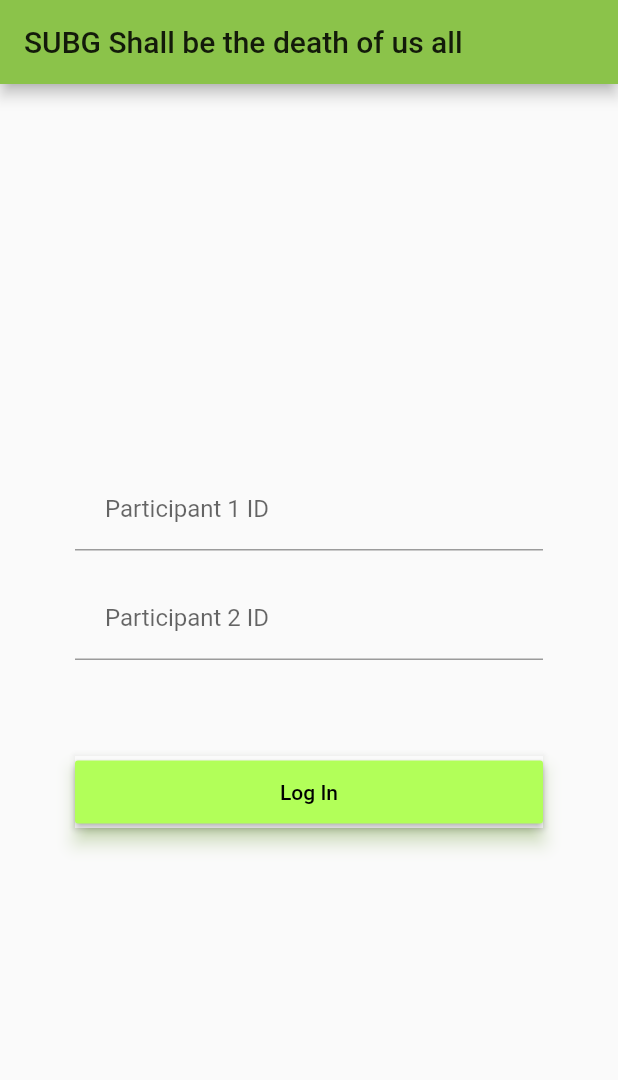
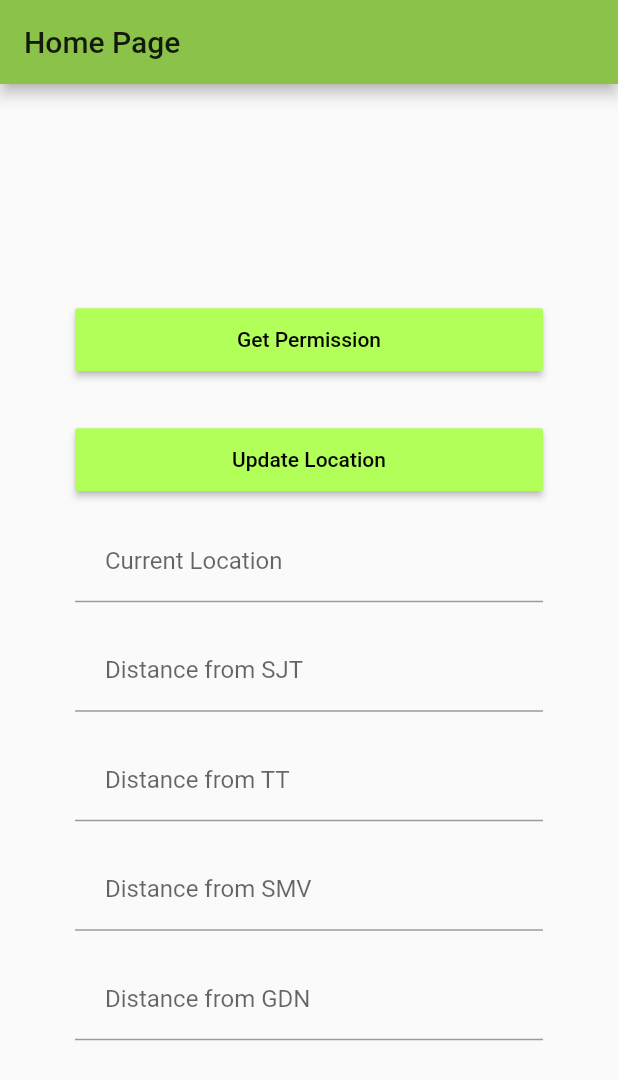
Before and after one commit to namsnath/subg_app, a Flutter app: the screen it shows after launch, after a tap on "Log In", on a phone screen of 412 x 824 dp. Shown: the top 1080 px of the screen. Run offline on Flutter 3.47's test engine with Material 2 defaults, Android fonts, the phone set to English and light mode, and no system bars; our stand-ins replace flutter_typeahead, geolocator; missing offline and left inert: simple_permissions.

Commit message:
Register Team page added. Added auto-complete for participants. Added location support and test page. Added appropriate permissions.

```diff
--- /dev/null
+++ b/lib/home-page.dart
@@ -0,0 +1,176 @@
+import 'package:flutter/material.dart';
+//import 'package:flutter_typeahead/flutter_typeahead.dart';
+import 'package:simple_permissions/simple_permissions.dart';
+import 'package:geolocator/geolocator.dart';
+
+class HomePage extends StatefulWidget {
+  static String tag = 'home-page';
+  @override
+  _HomePageState createState() => new _HomePageState();
+}
+
+class _HomePageState extends State<HomePage> {
+  Permission permission;
+  Position pos;
+  TextEditingController _c = new TextEditingController();
+  TextEditingController _sjt = new TextEditingController();
+  TextEditingController _tt = new TextEditingController();
+  TextEditingController _smv = new TextEditingController();
+  TextEditingController _gdn = new TextEditingController();
+
+  final latTT = 12.970591;
+  final lonTT = 79.159510;
+
+  final latSJT = 12.970928;
+  final lonSJT = 79.163906;
+
+  final latSMV = 12.969258;
+  final lonSMV = 79.157736;
+
+  final latGDN = 12.969871;
+  final lonGDN = 79.154794;
+
+  final radius = 50;
+
+  @override
+  onRequest(Permission permission) {
+    setState(() => this.permission = permission);
+    print(permission);
+  }
+
+  reqPermission() async {
+    bool res = await SimplePermissions.requestPermission(Permission.AccessFineLocation);
+    print("permission request result is " + res.toString());
+  }
+
+  getDistance(double lat, double lon) async {
+    //return await Geolocator().distanceBetween(p1Lat, p1Lon, p2Lat, p2Lon);
+    double sjtDist = await Geolocator().distanceBetween(lat, lon, latSJT, lonSJT);
+    double ttDist = await Geolocator().distanceBetween(lat, lon, latTT, lonTT);
+    double smvDist = await Geolocator().distanceBetween(lat, lon, latSMV, lonSMV);
+    double gdnDist = await Geolocator().distanceBetween(lat, lon, latGDN, lonGDN);
+
+    _sjt.text = sjtDist.toString();
+    _tt.text = ttDist.toString();
+    _smv.text = smvDist.toString();
+    _gdn.text = gdnDist.toString();
+  }
+
+  Widget build(BuildContext context) {
+    final btnPermission = Padding(
+        padding: EdgeInsets.symmetric(vertical: 16.0),
+        child: Material(
+          //borderRadius: BorderRadius.circular(30.0),
+          shadowColor: Colors.lightGreenAccent.shade100,
+          //elevation: 5.0,
+          child: MaterialButton(
+            minWidth: 200.0,
+            height: 42.0,
+            onPressed: () {
+              reqPermission();
+            },
+            color: Colors.lightGreenAccent,
+            child: Text('Get Permission', style: TextStyle(color: Colors.black)),
+          ),
+        )
+    );
+
+    final txtLocation = TextField(
+      controller: _c,
+        decoration: InputDecoration(
+          labelText: 'Current Location',
+          contentPadding: EdgeInsets.fromLTRB(20.0, 10.0, 20.0, 10.0),
+        )
+    );
+
+    final txtSJTDistance = TextField(
+      controller: _sjt,
+        decoration: InputDecoration(
+          labelText: 'Distance from SJT',
+          contentPadding: EdgeInsets.fromLTRB(20.0, 10.0, 20.0, 10.0),
+        )
+    );
+
+    final txtTTDistance = TextField(
+      controller: _tt,
+        decoration: InputDecoration(
+          labelText: 'Distance from TT',
+          contentPadding: EdgeInsets.fromLTRB(20.0, 10.0, 20.0, 10.0),
+        )
+    );
+
+    final txtSMVDistance = TextField(
+      controller: _smv,
+        decoration: InputDecoration(
+          labelText: 'Distance from SMV',
+          contentPadding: EdgeInsets.fromLTRB(20.0, 10.0, 20.0, 10.0),
+        )
+    );
+
+    final txtGDNDistance = TextField(
+      controller: _gdn,
+        decoration: InputDecoration(
+          labelText: 'Distance from GDN',
+          contentPadding: EdgeInsets.fromLTRB(20.0, 10.0, 20.0, 10.0),
+        )
+    );
+
+    final btnUpdate = Padding(
+        padding: EdgeInsets.symmetric(vertical: 16.0),
+        child: Material(
+          //borderRadius: BorderRadius.circular(30.0),
+          shadowColor: Colors.lightGreenAccent.shade100,
+          //elevation: 5.0,
+          child: MaterialButton(
+            minWidth: 200.0,
+            height: 42.0,
+
+            onPressed: () async {
+              GeolocationStatus geolocationStatus  = await Geolocator().checkGeolocationPermissionStatus();
+              print(geolocationStatus);
+
+              if(geolocationStatus == GeolocationStatus.granted) {
+                pos = await Geolocator().getCurrentPosition(LocationAccuracy.high);
+                _c.text = pos.toString();
+                print(pos.latitude);
+                print(pos.longitude);
+                getDistance(pos.latitude, pos.longitude);
+                //_sjt = getDistances(p1Lat, p1Lon, p2Lat, p2Lon)
+              }
+              else print("Not granted I guess.");
+
+            },
+            color: Colors.lightGreenAccent,
+            child: Text('Update Location', style: TextStyle(color: Colors.black)),
+          ),
+        )
+    );
+
+    return Scaffold(
+      appBar: AppBar(
+        title: Text('Home Page'),
+      ),
+
+      body: Center(
+          child: ListView(
+            shrinkWrap: true,
+            padding: EdgeInsets.only(left: 50.0, right: 50.0),
+            children: <Widget>[
+              btnPermission,
+              btnUpdate,
+              txtLocation,
+              SizedBox(height: 18.0),
+              txtSJTDistance,
+              SizedBox(height: 18.0),
+              txtTTDistance,
+              SizedBox(height: 18.0),
+              txtSMVDistance,
+              SizedBox(height: 18.0),
+              txtGDNDistance,
+            ],
+          ),
+      ),
+
+    );
+  }
+}
--- a/lib/login_page.dart
+++ /dev/null
@@ -1,70 +0,0 @@
-import 'package:flutter/material.dart';
-
-class LoginPage extends StatefulWidget {
-  static String tag = 'login-page';
-  @override
-  _LoginPageState createState() => new _LoginPageState();
-}
-
-class _LoginPageState extends State<LoginPage> {
-  @override
-  Widget build(BuildContext context) {
-
-    final txtfrm_participant1 = TextFormField(
-      decoration: InputDecoration(
-        //hintText: 'Participant 1 ID',
-        labelText: 'Participant 1 ID',
-        contentPadding: EdgeInsets.fromLTRB(20.0, 10.0, 20.0, 10.0),
-        //border: OutlineInputBorder(borderRadius: BorderRadius.circular(32.0)),
-      ),
-    );
-
-    final txtfrm_participant2 = TextFormField(
-      decoration: InputDecoration(
-        //hintText: 'Participant 2 ID',
-        labelText: 'Participant 2 ID',
-        contentPadding: EdgeInsets.fromLTRB(20.0, 10.0, 20.0, 10.0),
-        //border: OutlineInputBorder(borderRadius: BorderRadius.circular(32.0)),
-      ),
-    );
-
-    final btn_submit = Padding(
-      padding: EdgeInsets.symmetric(vertical: 16.0),
-      child: Material(
-        //borderRadius: BorderRadius.circular(30.0),
-        shadowColor: Colors.lightGreenAccent.shade100,
-        elevation: 5.0,
-        child: MaterialButton(
-          minWidth: 200.0,
-          height: 42.0,
-          onPressed: () {
-            //Navigator.of(context).pushNamed(HomePage.tag);
-          },
-          color: Colors.lightGreenAccent,
-          child: Text('Log In', style: TextStyle(color: Colors.black)),
-        ),
-      )
-    );
-
-    return Scaffold(
-      appBar: AppBar(
-        title: Text('SUBG Shall be the death of us all'),
-      ),
-
-      body: Center(
-          child: ListView(
-            shrinkWrap: true,
-            padding: EdgeInsets.only(left: 50.0, right: 50.0),
-            children: <Widget>[
-              txtfrm_participant1,
-              SizedBox(height: 18.0),
-              txtfrm_participant2,
-              SizedBox(height: 48.0),
-              btn_submit,
-            ],
-          )
-      ),
-
-    );
-  }
-}
--- a/lib/main.dart
+++ b/lib/main.dart
@@ -1,9 +1,15 @@
 import 'package:flutter/material.dart';
-import 'login_page.dart';
+import 'register_page.dart';
+import 'home-page.dart';
 
 void main() => runApp(SUBGApp());
 
 class SUBGApp extends StatelessWidget {
+  final routes = <String, WidgetBuilder>{
+    RegisterPage.tag: (context) => RegisterPage(),
+    HomePage.tag: (context) => HomePage(),
+  };
+
   @override
   Widget build(BuildContext context) {
     return MaterialApp(
@@ -11,7 +17,8 @@ class SUBGApp extends StatelessWidget {
       theme: ThemeData(
         primarySwatch: Colors.lightGreen
       ),
-      home: LoginPage()
+      home: RegisterPage(),
+      routes: routes,
     );
   }
 }
--- /dev/null
+++ b/lib/register_page.dart
@@ -0,0 +1,135 @@
+import 'package:flutter/material.dart';
+import 'package:flutter_typeahead/flutter_typeahead.dart';
+import 'home-page.dart';
+
+class RegisterPage extends StatefulWidget {
+  static String tag = 'register-page';
+  @override
+  _RegisterPageState createState() => new _RegisterPageState();
+}
+
+class _RegisterPageState extends State<RegisterPage> {
+  final regs = [
+    {'id': 'G18I1234', 'name': 'Namit Nathwani'},
+    {'id': 'G18I4321', 'name': 'Yash Gupta'},
+    {'id': 'G18I4123', 'name': 'Shovan Singh'},
+    {'id': 'G18I4132', 'name': 'Manan Rajvir'},
+  ];
+
+  final reglist = [
+    'G18I1234 - Namit Nathwani',
+    'G18I4321 - Yash Gupta',
+    'G18I4123 - Shovan Singh',
+    'G18I4132 - Manan Rajvir',
+  ];
+
+  List filter(String filtertext) {
+    return reglist.where((f) => f.toUpperCase().contains(filtertext.toUpperCase())).toList();
+  }
+
+  final TextEditingController _typeAheadController1 = TextEditingController();
+  final TextEditingController _typeAheadController2 = TextEditingController();
+  @override
+  Widget build(BuildContext context) {
+
+    final tatxtParticipant1 = TypeAheadFormField(
+      textFieldConfiguration: TextFieldConfiguration(
+          controller: this._typeAheadController1,
+          decoration: InputDecoration(
+            labelText: 'Participant 1',
+            contentPadding: EdgeInsets.fromLTRB(20.0, 10.0, 20.0, 10.0),
+          )
+      ),
+      suggestionsCallback: (pattern) {
+        return filter(pattern);
+      },
+      itemBuilder: (context, suggestion) {
+        return ListTile(
+          title: Text(suggestion),
+        );
+      },
+      transitionBuilder: (context, suggestionsBox, controller) {
+        return suggestionsBox;
+      },
+      onSuggestionSelected: (suggestion) {
+        this._typeAheadController1.text = suggestion;
+      },
+      validator: (value) {
+        if (value.isEmpty) {
+          return 'Please select a participant';
+        }
+      },
+      //onSaved: (value) => this._selectedCity = value,
+    );
+
+
+    final tatxtParticipant2 = TypeAheadFormField(
+      textFieldConfiguration: TextFieldConfiguration(
+          controller: this._typeAheadController2,
+          decoration: InputDecoration(
+            labelText: 'Participant 2',
+            contentPadding: EdgeInsets.fromLTRB(20.0, 10.0, 20.0, 10.0),
+          )
+      ),
+      suggestionsCallback: (pattern) {
+        return filter(pattern);
+      },
+      itemBuilder: (context, suggestion) {
+        return ListTile(
+          title: Text(suggestion),
+        );
+      },
+      transitionBuilder: (context, suggestionsBox, controller) {
+        return suggestionsBox;
+      },
+      onSuggestionSelected: (suggestion) {
+        this._typeAheadController2.text = suggestion;
+      },
+      validator: (value) {
+        if (value.isEmpty) {
+          return 'Please select a participant';
+        }
+      },
+      //onSaved: (value) => this._selectedCity = value,
+    );
+
+    final btnSubmit = Padding(
+      padding: EdgeInsets.symmetric(vertical: 16.0),
+      child: Material(
+        //borderRadius: BorderRadius.circular(30.0),
+        shadowColor: Colors.lightGreenAccent.shade100,
+        //elevation: 5.0,
+        child: MaterialButton(
+          minWidth: 200.0,
+          height: 42.0,
+          onPressed: () {
+            Navigator.of(context).pushReplacementNamed(HomePage.tag);
+          },
+          color: Colors.lightGreenAccent,
+          child: Text('Log In', style: TextStyle(color: Colors.black)),
+        ),
+      )
+    );
+
+    return Scaffold(
+      appBar: AppBar(
+        title: Text('Registration Page'),
+      ),
+
+      body: Center(
+          child: ListView(
+            shrinkWrap: true,
+            padding: EdgeInsets.only(left: 50.0, right: 50.0),
+            children: <Widget>[
+              tatxtParticipant1,
+              SizedBox(height: 18.0),
+              tatxtParticipant2,
+              SizedBox(height: 48.0),
+              btnSubmit,
+            ],
+          )
+      ),
+
+    );
+  }
+}
--- a/pubspec.yaml
+++ b/pubspec.yaml
@@ -9,6 +9,9 @@ dependencies:
   # Use with the CupertinoIcons class for iOS style icons.
   cupertino_icons: ^0.1.2
   shared_preferences: ^0.4.2
+  flutter_typeahead: ^0.3.0
+  simple_permissions: ^0.1.6
+  geolocator: ^1.7.0
 
 dev_dependencies:
   flutter_test:
```
Also changed, not shown: 2 other files.
